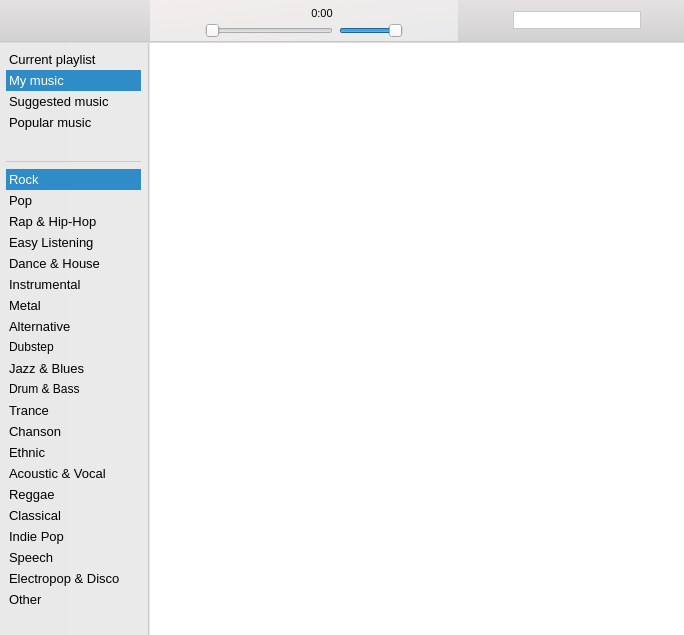
Qt form playerwidget.ui (Amixp/flow) before a commit.
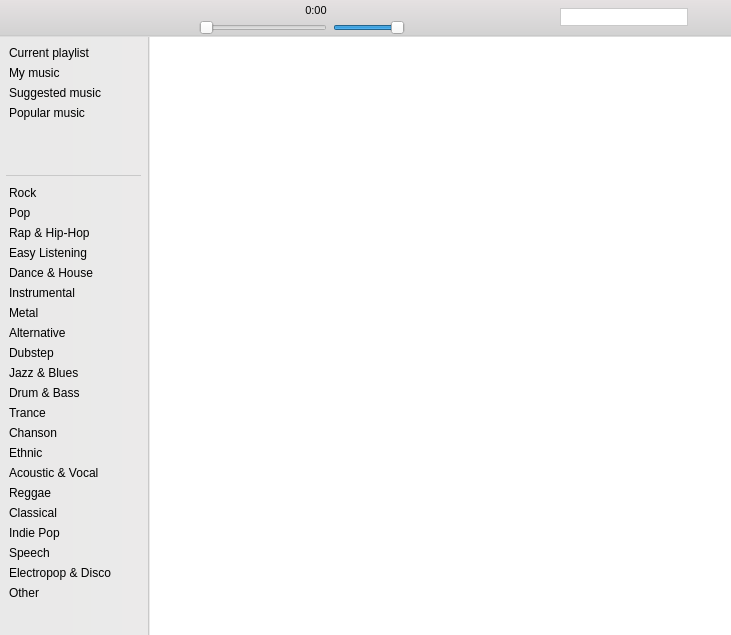
The same form after that commit. Icons and pictures are not drawn. Custom widgets are drawn as their Qt base class.

Commit message: Completely new design, system tray icon added with basic controls

What changed in the file:
```diff
--- a/playerwidget.ui
+++ b/playerwidget.ui
@@ -6,10 +6,227 @@
    <rect>
     <x>0</x>
     <y>0</y>
-    <width>684</width>
+    <width>731</width>
     <height>635</height>
    </rect>
   </property>
+  <property name="palette">
+   <palette>
+    <active>
+     <colorrole role="Button">
+      <brush brushstyle="LinearGradientPattern">
+       <gradient startx="0.000000000000000" starty="0.000000000000000" endx="1.000000000000000" endy="0.000000000000000" type="LinearGradient" spread="PadSpread" coordinatemode="ObjectBoundingMode">
+        <gradientstop position="0.000000000000000">
+         <color alpha="255">
+          <red>233</red>
+          <green>233</green>
+          <blue>233</blue>
+         </color>
+        </gradientstop>
+        <gradientstop position="1.000000000000000">
+         <color alpha="255">
+          <red>242</red>
+          <green>238</green>
+          <blue>237</blue>
+         </color>
+        </gradientstop>
+       </gradient>
+      </brush>
+     </colorrole>
+     <colorrole role="Base">
+      <brush brushstyle="LinearGradientPattern">
+       <gradient startx="0.000000000000000" starty="0.000000000000000" endx="1.000000000000000" endy="0.000000000000000" type="LinearGradient" spread="PadSpread" coordinatemode="ObjectBoundingMode">
+        <gradientstop position="0.000000000000000">
+         <color alpha="255">
+          <red>233</red>
+          <green>233</green>
+          <blue>233</blue>
+         </color>
+        </gradientstop>
+        <gradientstop position="1.000000000000000">
+         <color alpha="255">
+          <red>242</red>
+          <green>238</green>
+          <blue>237</blue>
+         </color>
+        </gradientstop>
+       </gradient>
+      </brush>
+     </colorrole>
+     <colorrole role="Window">
+      <brush brushstyle="LinearGradientPattern">
+       <gradient startx="0.000000000000000" starty="0.000000000000000" endx="1.000000000000000" endy="0.000000000000000" type="LinearGradient" spread="PadSpread" coordinatemode="ObjectBoundingMode">
+        <gradientstop position="0.000000000000000">
+         <color alpha="255">
+          <red>233</red>
+          <green>233</green>
+          <blue>233</blue>
+         </color>
+        </gradientstop>
+        <gradientstop position="1.000000000000000">
+         <color alpha="255">
+          <red>242</red>
+          <green>238</green>
+          <blue>237</blue>
+         </color>
+        </gradientstop>
+       </gradient>
+      </brush>
+     </colorrole>
+     <colorrole role="Highlight">
+      <brush brushstyle="SolidPattern">
+       <color alpha="255">
+        <red>76</red>
+        <green>117</green>
+        <blue>163</blue>
+       </color>
+      </brush>
+     </colorrole>
+    </active>
+    <inactive>
+     <colorrole role="Button">
+      <brush brushstyle="LinearGradientPattern">
+       <gradient startx="0.000000000000000" starty="0.000000000000000" endx="1.000000000000000" endy="0.000000000000000" type="LinearGradient" spread="PadSpread" coordinatemode="ObjectBoundingMode">
+        <gradientstop position="0.000000000000000">
+         <color alpha="255">
+          <red>233</red>
+          <green>233</green>
+          <blue>233</blue>
+         </color>
+        </gradientstop>
+        <gradientstop position="1.000000000000000">
+         <color alpha="255">
+          <red>242</red>
+          <green>238</green>
+          <blue>237</blue>
+         </color>
+        </gradientstop>
+       </gradient>
+      </brush>
+     </colorrole>
+     <colorrole role="Base">
+      <brush brushstyle="LinearGradientPattern">
+       <gradient startx="0.000000000000000" starty="0.000000000000000" endx="1.000000000000000" endy="0.000000000000000" type="LinearGradient" spread="PadSpread" coordinatemode="ObjectBoundingMode">
+        <gradientstop position="0.000000000000000">
+         <color alpha="255">
+          <red>233</red>
+          <green>233</green>
+          <blue>233</blue>
+         </color>
+        </gradientstop>
+        <gradientstop position="1.000000000000000">
+         <color alpha="255">
+          <red>242</red>
+          <green>238</green>
+          <blue>237</blue>
+         </color>
+        </gradientstop>
+       </gradient>
+      </brush>
+     </colorrole>
+     <colorrole role="Window">
+      <brush brushstyle="LinearGradientPattern">
+       <gradient startx="0.000000000000000" starty="0.000000000000000" endx="1.000000000000000" endy="0.000000000000000" type="LinearGradient" spread="PadSpread" coordinatemode="ObjectBoundingMode">
+        <gradientstop position="0.000000000000000">
+         <color alpha="255">
+          <red>233</red>
+          <green>233</green>
+          <blue>233</blue>
+         </color>
+        </gradientstop>
+        <gradientstop position="1.000000000000000">
+         <color alpha="255">
+          <red>242</red>
+          <green>238</green>
+          <blue>237</blue>
+         </color>
+        </gradientstop>
+       </gradient>
+      </brush>
+     </colorrole>
+     <colorrole role="Highlight">
+      <brush brushstyle="SolidPattern">
+       <color alpha="255">
+        <red>76</red>
+        <green>117</green>
+        <blue>163</blue>
+       </color>
+      </brush>
+     </colorrole>
+    </inactive>
+    <disabled>
+     <colorrole role="Button">
+      <brush brushstyle="LinearGradientPattern">
+       <gradient startx="0.000000000000000" starty="0.000000000000000" endx="1.000000000000000" endy="0.000000000000000" type="LinearGradient" spread="PadSpread" coordinatemode="ObjectBoundingMode">
+        <gradientstop position="0.000000000000000">
+         <color alpha="255">
+          <red>233</red>
+          <green>233</green>
+          <blue>233</blue>
+         </color>
+        </gradientstop>
+        <gradientstop position="1.000000000000000">
+         <color alpha="255">
+          <red>242</red>
+          <green>238</green>
+          <blue>237</blue>
+         </color>
+        </gradientstop>
+       </gradient>
+      </brush>
+     </colorrole>
+     <colorrole role="Base">
+      <brush brushstyle="LinearGradientPattern">
+       <gradient startx="0.000000000000000" starty="0.000000000000000" endx="1.000000000000000" endy="0.000000000000000" type="LinearGradient" spread="PadSpread" coordinatemode="ObjectBoundingMode">
+        <gradientstop position="0.000000000000000">
+         <color alpha="255">
+          <red>233</red>
+          <green>233</green>
+          <blue>233</blue>
+         </color>
+        </gradientstop>
+        <gradientstop position="1.000000000000000">
+         <color alpha="255">
+          <red>242</red>
+          <green>238</green>
+          <blue>237</blue>
+         </color>
+        </gradientstop>
+       </gradient>
+      </brush>
+     </colorrole>
+     <colorrole role="Window">
+      <brush brushstyle="LinearGradientPattern">
+       <gradient startx="0.000000000000000" starty="0.000000000000000" endx="1.000000000000000" endy="0.000000000000000" type="LinearGradient" spread="PadSpread" coordinatemode="ObjectBoundingMode">
+        <gradientstop position="0.000000000000000">
+         <color alpha="255">
+          <red>233</red>
+          <green>233</green>
+          <blue>233</blue>
+         </color>
+        </gradientstop>
+        <gradientstop position="1.000000000000000">
+         <color alpha="255">
+          <red>242</red>
+          <green>238</green>
+          <blue>237</blue>
+         </color>
+        </gradientstop>
+       </gradient>
+      </brush>
+     </colorrole>
+     <colorrole role="Highlight">
+      <brush brushstyle="SolidPattern">
+       <color alpha="255">
+        <red>157</red>
+        <green>157</green>
+        <blue>157</blue>
+       </color>
+      </brush>
+     </colorrole>
+    </disabled>
+   </palette>
+  </property>
   <property name="font">
    <font>
     <pointsize>9</pointsize>
@@ -169,26 +386,6 @@
        </widget>
       </item>
       <item>
-       <widget class="QFrame" name="frame">
-        <property name="styleSheet">
-         <string notr="true">QFrame {
-	background-color: qlineargradient( x1:1 y1:1, x2:0 y2:0, stop:0 #E9E9E9, stop:1 #F2EEED);
-}</string>
-        </property>
-        <property name="frameShape">
-         <enum>QFrame::NoFrame</enum>
-        </property>
-        <property name="frameShadow">
-         <enum>QFrame::Plain</enum>
-        </property>
-        <layout class="QHBoxLayout" name="horizontalLayout_3">
-         <property name="topMargin">
-          <number>3</number>
-         </property>
-         <property name="bottomMargin">
-          <number>3</number>
-         </property>
-         <item>
           <widget class="QPushButton" name="shuffleButton">
            <property name="toolTip">
             <string>Shuffle</string>
@@ -365,9 +562,6 @@
            </property>
           </widget>
          </item>
-        </layout>
-       </widget>
-      </item>
       <item>
        <spacer name="horizontalSpacer_2">
         <property name="orientation">
@@ -517,14 +711,9 @@
          <property name="maximumSize">
           <size>
            <width>135</width>
-           <height>105</height>
+           <height>125</height>
           </size>
          </property>
-         <property name="font">
-          <font>
-           <pointsize>9</pointsize>
-          </font>
-         </property>
          <property name="autoFillBackground">
           <bool>false</bool>
          </property>
@@ -562,7 +751,7 @@
           <bool>true</bool>
          </property>
          <property name="currentRow">
-          <number>1</number>
+          <number>-1</number>
          </property>
          <item>
           <property name="text">
@@ -570,7 +759,7 @@
           </property>
           <property name="font">
            <font>
-            <pointsize>10</pointsize>
+            <pointsize>9</pointsize>
            </font>
           </property>
          </item>
@@ -580,7 +769,7 @@
           </property>
           <property name="font">
            <font>
-            <pointsize>10</pointsize>
+            <pointsize>9</pointsize>
            </font>
           </property>
          </item>
@@ -590,7 +779,7 @@
           </property>
           <property name="font">
            <font>
-            <pointsize>10</pointsize>
+            <pointsize>9</pointsize>
            </font>
           </property>
          </item>
@@ -600,7 +789,7 @@
           </property>
           <property name="font">
            <font>
-            <pointsize>10</pointsize>
+            <pointsize>9</pointsize>
            </font>
           </property>
          </item>
@@ -669,7 +858,7 @@
           <bool>true</bool>
          </property>
          <property name="currentRow">
-          <number>0</number>
+          <number>-1</number>
          </property>
          <item>
           <property name="text">
@@ -677,7 +866,7 @@
           </property>
           <property name="font">
            <font>
-            <pointsize>10</pointsize>
+            <pointsize>9</pointsize>
            </font>
           </property>
          </item>
@@ -687,7 +876,7 @@
           </property>
           <property name="font">
            <font>
-            <pointsize>10</pointsize>
+            <pointsize>9</pointsize>
            </font>
           </property>
          </item>
@@ -697,7 +886,7 @@
           </property>
           <property name="font">
            <font>
-            <pointsize>10</pointsize>
+            <pointsize>9</pointsize>
            </font>
           </property>
          </item>
@@ -707,7 +896,7 @@
           </property>
           <property name="font">
            <font>
-            <pointsize>10</pointsize>
+            <pointsize>9</pointsize>
            </font>
           </property>
          </item>
@@ -717,7 +906,7 @@
           </property>
           <property name="font">
            <font>
-            <pointsize>10</pointsize>
+            <pointsize>9</pointsize>
            </font>
           </property>
          </item>
@@ -727,7 +916,7 @@
           </property>
           <property name="font">
            <font>
-            <pointsize>10</pointsize>
+            <pointsize>9</pointsize>
            </font>
           </property>
          </item>
@@ -737,7 +926,7 @@
           </property>
           <property name="font">
            <font>
-            <pointsize>10</pointsize>
+            <pointsize>9</pointsize>
            </font>
           </property>
          </item>
@@ -747,7 +936,7 @@
           </property>
           <property name="font">
            <font>
-            <pointsize>10</pointsize>
+            <pointsize>9</pointsize>
            </font>
           </property>
          </item>
@@ -762,7 +951,7 @@
           </property>
           <property name="font">
            <font>
-            <pointsize>10</pointsize>
+            <pointsize>9</pointsize>
            </font>
           </property>
          </item>
@@ -777,7 +966,7 @@
           </property>
           <property name="font">
            <font>
-            <pointsize>10</pointsize>
+            <pointsize>9</pointsize>
            </font>
           </property>
          </item>
@@ -787,7 +976,7 @@
           </property>
           <property name="font">
            <font>
-            <pointsize>10</pointsize>
+            <pointsize>9</pointsize>
            </font>
           </property>
          </item>
@@ -797,7 +986,7 @@
           </property>
           <property name="font">
            <font>
-            <pointsize>10</pointsize>
+            <pointsize>9</pointsize>
            </font>
           </property>
          </item>
@@ -807,7 +996,7 @@
           </property>
           <property name="font">
            <font>
-            <pointsize>10</pointsize>
+            <pointsize>9</pointsize>
            </font>
           </property>
          </item>
@@ -817,7 +1006,7 @@
           </property>
           <property name="font">
            <font>
-            <pointsize>10</pointsize>
+            <pointsize>9</pointsize>
            </font>
           </property>
          </item>
@@ -827,7 +1016,7 @@
           </property>
           <property name="font">
            <font>
-            <pointsize>10</pointsize>
+            <pointsize>9</pointsize>
            </font>
           </property>
          </item>
@@ -837,7 +1026,7 @@
           </property>
           <property name="font">
            <font>
-            <pointsize>10</pointsize>
+            <pointsize>9</pointsize>
            </font>
           </property>
          </item>
@@ -847,7 +1036,7 @@
           </property>
           <property name="font">
            <font>
-            <pointsize>10</pointsize>
+            <pointsize>9</pointsize>
            </font>
           </property>
          </item>
@@ -857,7 +1046,7 @@
           </property>
           <property name="font">
            <font>
-            <pointsize>10</pointsize>
+            <pointsize>9</pointsize>
            </font>
           </property>
          </item>
@@ -867,7 +1056,7 @@
           </property>
           <property name="font">
            <font>
-            <pointsize>10</pointsize>
+            <pointsize>9</pointsize>
            </font>
           </property>
          </item>
@@ -890,11 +1079,6 @@
      </item>
      <item>
       <widget class="QTableView" name="playlistTableView">
-       <property name="font">
-        <font>
-         <pointsize>9</pointsize>
-        </font>
-       </property>
        <property name="styleSheet">
         <string notr="true">#playlistTableView
 {
```
Lines whose indentation alone changed are shown as unchanged. The commit also changes 6 other files.
